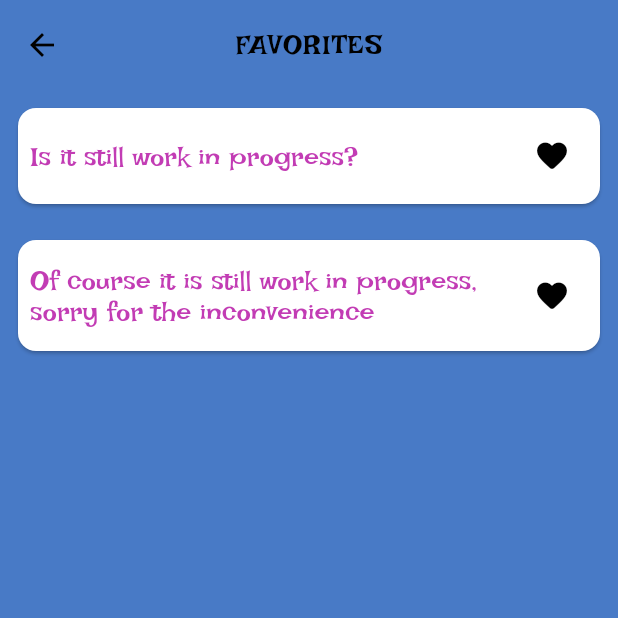
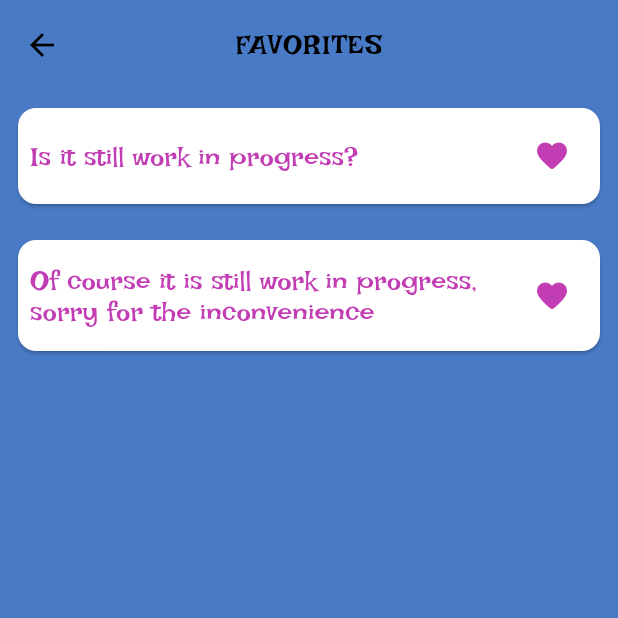
Before and after one commit to S1NT3R/SZFM-Project, a Flutter app: the FavoritesPage screen opened by its route, on a phone screen of 412 x 824 dp, the top half of it. Run offline on Flutter 3.47's test engine with Material 2 defaults, Android fonts, the phone set to English and light mode, and no system bars; our stand-ins replace auto_route, chopper, connectivity_plus, freezed_annotation, shared_preferences; missing offline and left inert: forest_logger; accounts and stored records are empty; generated files the repository leaves out were written again; network calls fail.

```diff
--- a/App/lib/src/ui/elements/custom_joke_item.dart
+++ b/App/lib/src/ui/elements/custom_joke_item.dart
@@ -48,7 +48,9 @@ class _CustomJokeItemState extends State<CustomJokeItem> {
                             shape: CircleBorder(),
                           ),
                         ),
-                        const SizedBox(width: 10,),
+                        const SizedBox(
+                          width: 10,
+                        ),
                         Expanded(
                           child: Text(
                             widget.setup ?? "",
@@ -57,7 +59,9 @@ class _CustomJokeItemState extends State<CustomJokeItem> {
                         ),
                       ],
                     ),
-                    const SizedBox(height: 10,),
+                    const SizedBox(
+                      height: 10,
+                    ),
                     Row(
                       children: [
                         Container(
@@ -83,9 +87,12 @@ class _CustomJokeItemState extends State<CustomJokeItem> {
                 ),
           trailing: IconButton(
             onPressed: () {},
-            icon: Icon(widget.isFavorite
-                ? Icons.favorite_rounded
-                : Icons.favorite_border),
+            icon: Icon(
+              widget.isFavorite
+                  ? Icons.favorite_rounded
+                  : Icons.favorite_border,
+            ),
+            color: ApplicationStyle.textColor,
           ),
         ),
       ),
```
